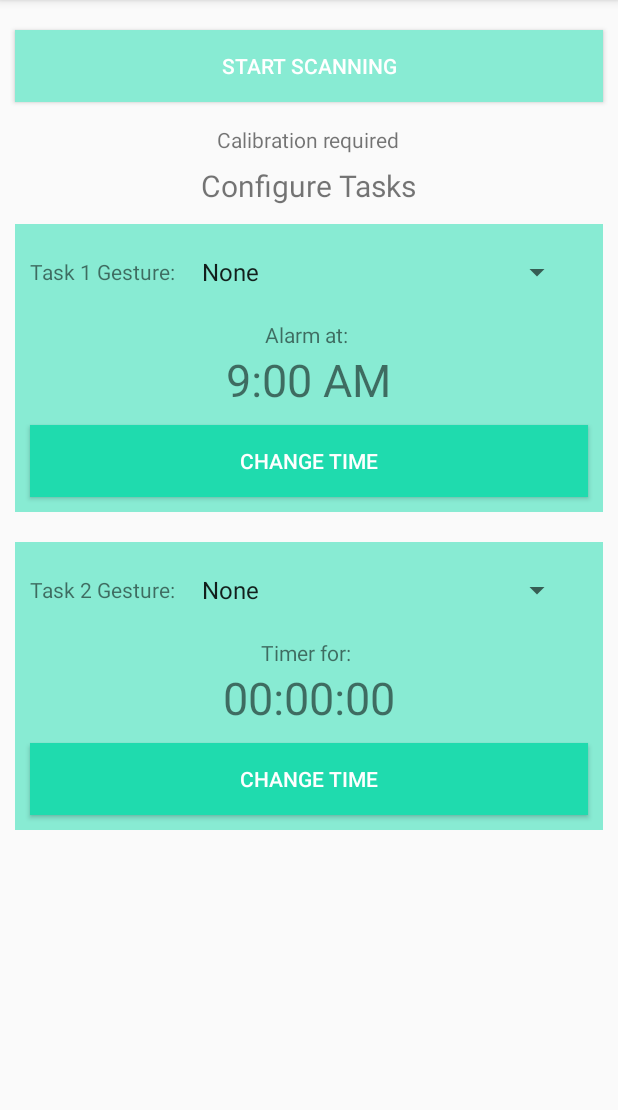
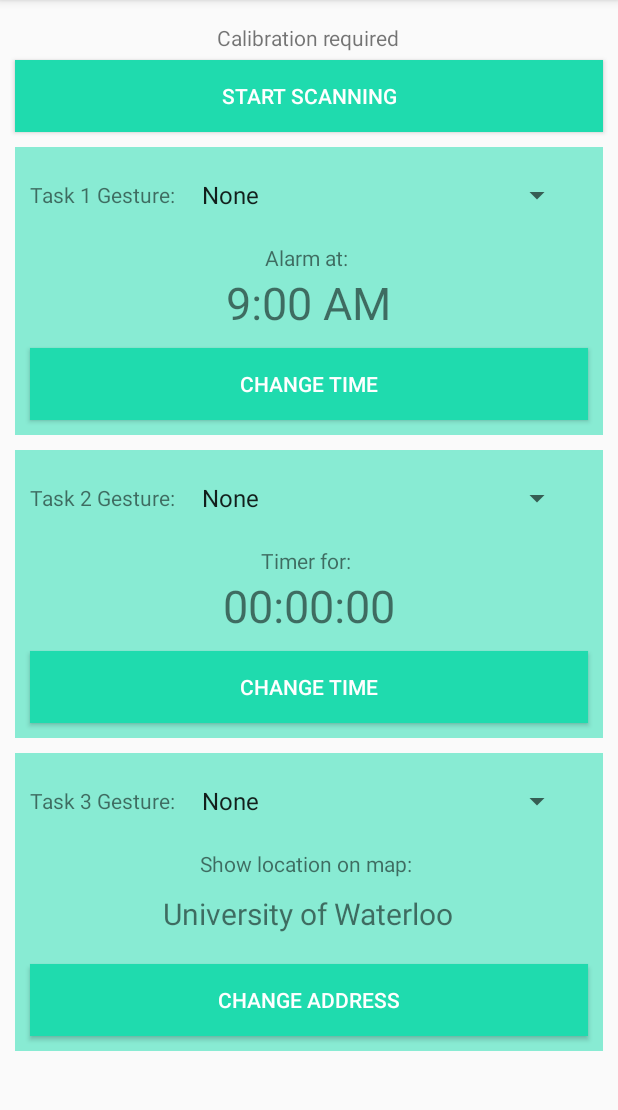
Before and after one commit to piezosaurus/MacroSnapApp, an Android app: the screen it shows after launch (MainActivity), on a phone screen of 412 x 824 dp, the part 84-1194 px from its top. Run offline under Robolectric (Android 15) with nearby library versions, the phone set to English and light mode, and no system bars; libraries missing offline, so code that uses them is left out: smile.classification, smile.data, smile.math, smile.math.kernel, smile.validation and 1 more.

Commit message:
task ui done

```diff
--- a/app/src/main/java/com/piezosaurus/macrosnap/ScannerFragment.kt
+++ b/app/src/main/java/com/piezosaurus/macrosnap/ScannerFragment.kt
@@ -13,28 +13,19 @@ import android.util.Log
 import android.view.LayoutInflater
 import android.view.View
 import android.view.ViewGroup
-import android.widget.AdapterView
+import android.view.inputmethod.InputMethodManager
+import android.widget.*
 import android.widget.AdapterView.OnItemSelectedListener
-import android.widget.ArrayAdapter
-import android.widget.Button
-import android.widget.Spinner
-import android.widget.TextView
-import android.widget.TimePicker
 import androidx.fragment.app.Fragment
-import smile.classification.OneVersusRest
-import smile.classification.ovr
-import smile.classification.svm
-import java.util.*
-
-import java.io.*
 import smile.*
+import smile.classification.*
 import smile.data.*
-import smile.classification.*
+import smile.math.MathEx.*
 import smile.math.kernel.*
 import smile.validation.*
-import smile.math.MathEx.*
-import smile.math.kernel.GaussianKernel
 import smile.validation.metric.Accuracy
+import java.io.*
+import java.util.*
 
 
 data class Dataset(val x: Array<DoubleArray>, val y: IntArray)
@@ -60,6 +51,9 @@ class ScannerFragment : Fragment() {
     private lateinit var timerTimePicker: MyTimePicker
     private lateinit var timerButton: Button
     private lateinit var spinner3: Spinner
+    private lateinit var addressText: TextView
+    private lateinit var addressEditText: EditText
+    private lateinit var addressButton: Button
     private lateinit var debugTextView: TextView
 
     private var btManager: BluetoothManager? = null
@@ -76,6 +70,7 @@ class ScannerFragment : Fragment() {
     private var timerMinute: Int = 0
     private var timerSecond: Int = 0
     private var gestureSelection3: Int = 0
+    private var address: String = ""
 
     // Calibration
     private var prevCalib: Int = 0
@@ -186,7 +181,7 @@ class ScannerFragment : Fragment() {
                 Log.e("MACROSNAP","Task 2 gesture $gestureSelection2")
             }
             override fun onNothingSelected(parent: AdapterView<*>?) {
-                gestureSelection1 = 0
+                gestureSelection2 = 0
             }
         })
         activity?.let {
@@ -216,6 +211,32 @@ class ScannerFragment : Fragment() {
         )
         timerButton.setOnClickListener { onTimerButtonClick() }
         // Task 3
+        spinner3 = view.findViewById(R.id.spinner3)
+        spinner3.onItemSelectedListener = (object : OnItemSelectedListener {
+            override fun onItemSelected(parent: AdapterView<*>?, view: View?, position: Int, id: Long) {
+                gestureSelection3 = position
+                Log.e("MACROSNAP","Task 3 gesture $gestureSelection3")
+            }
+            override fun onNothingSelected(parent: AdapterView<*>?) {
+                gestureSelection3 = 0
+            }
+        })
+        activity?.let {
+            ArrayAdapter.createFromResource(
+                it,
+                R.array.gesture_types,
+                android.R.layout.simple_spinner_item
+            ).also { adapter ->
+                // Specify the layout to use when the list of choices appears
+                adapter.setDropDownViewResource(android.R.layout.simple_spinner_dropdown_item)
+                // Apply the adapter to the spinner
+                spinner3.adapter = adapter
+            }
+        }
+        addressText = view.findViewById(R.id.address_text)
+        addressEditText = view.findViewById(R.id.addressEditText)
+        addressButton = view.findViewById(R.id.addressButton)
+        addressButton.setOnClickListener { onAddressButtonClick() }
     }
 
     private fun onStartScannerButtonClick() {
@@ -276,6 +297,26 @@ class ScannerFragment : Fragment() {
             timerText.visibility = View.VISIBLE
             timerTimePicker.visibility = View.GONE
             timerButton.setText("Change time")
+        }
+    }
+
+    private fun onAddressButtonClick() {
+        if (addressEditText.visibility == View.GONE) {
+            addressText.visibility = View.GONE
+            addressEditText.visibility = View.VISIBLE
+            addressButton.setText("Set address")
+        }
+        else {
+            if (addressEditText.text.isNotEmpty()) {
+                addressText.text = addressEditText.text.toString()
+                address = addressEditText.text.toString()
+            }
+            val imm: InputMethodManager =
+                this.context?.getSystemService(Context.INPUT_METHOD_SERVICE) as InputMethodManager
+            imm.hideSoftInputFromWindow(view?.windowToken, 0)
+            addressText.visibility = View.VISIBLE
+            addressEditText.visibility = View.GONE
+            addressButton.setText("Change address")
         }
     }
 
--- a/app/src/main/res/layout/fragment_scanner.xml
+++ b/app/src/main/res/layout/fragment_scanner.xml
@@ -1,5 +1,5 @@
 <?xml version="1.0" encoding="utf-8"?>
-<LinearLayout xmlns:android="http://schemas.android.com/apk/res/android"
+<ScrollView xmlns:android="http://schemas.android.com/apk/res/android"
     xmlns:tools="http://schemas.android.com/tools"
     android:layout_width="match_parent"
     android:layout_height="match_parent"
@@ -12,13 +12,22 @@
         android:layout_height="wrap_content"
         android:orientation="vertical">
 
+        <TextView
+            android:id="@+id/debug_status"
+            android:layout_width="wrap_content"
+            android:layout_height="wrap_content"
+            android:layout_gravity="center"
+            android:layout_margin="5dp"
+            android:text="" />
+
         <Button
             android:id="@+id/startButton"
             android:layout_width="match_parent"
             android:layout_height="wrap_content"
-            android:layout_margin="10dp"
+            android:layout_marginLeft="10dp"
+            android:layout_marginRight="10dp"
             android:layout_weight="1"
-            android:background="@color/colorPrimary"
+            android:background="@color/colorPrimaryDark"
             android:clickable="true"
             android:focusable="true"
             android:text="Start Scanning"
@@ -28,22 +37,15 @@
             android:id="@+id/stopButton"
             android:layout_width="match_parent"
             android:layout_height="wrap_content"
-            android:layout_margin="10dp"
+            android:layout_marginLeft="10dp"
+            android:layout_marginRight="10dp"
             android:layout_weight="1"
-            android:background="@color/colorPrimary"
+            android:background="@color/colorPrimaryDark"
             android:clickable="true"
             android:focusable="true"
             android:text="Stop Scanning"
             android:textColor="@color/white"
             android:visibility="gone" />
-
-        <TextView
-            android:id="@+id/debug_status"
-            android:layout_width="wrap_content"
-            android:layout_height="wrap_content"
-            android:layout_gravity="center"
-            android:layout_margin="5dp"
-            android:text="" />
 
         <ViewSwitcher
             android:id="@+id/viewSwitcher"
@@ -55,14 +57,6 @@
                 android:layout_width="match_parent"
                 android:layout_height="match_parent"
                 android:orientation="vertical">
-
-                <TextView
-                    android:layout_width="wrap_content"
-                    android:layout_height="wrap_content"
-                    android:layout_gravity="center"
-                    android:layout_margin="2dp"
-                    android:textSize="20sp"
-                    android:text="Configure Tasks" />
 
                 <LinearLayout
                     android:layout_width="fill_parent"
@@ -130,7 +124,8 @@
                     android:layout_height="wrap_content"
                     android:orientation="vertical"
                     android:background="@color/colorPrimary"
-                    android:layout_margin="10dp">
+                    android:layout_marginLeft="10dp"
+                    android:layout_marginRight="10dp">
 
                     <LinearLayout
                         android:layout_width="fill_parent"
@@ -187,6 +182,72 @@
 
                 </LinearLayout>
 
+                <LinearLayout
+                    android:layout_width="fill_parent"
+                    android:layout_height="wrap_content"
+                    android:orientation="vertical"
+                    android:background="@color/colorPrimary"
+                    android:layout_margin="10dp">
+
+                    <LinearLayout
+                        android:layout_width="fill_parent"
+                        android:layout_height="wrap_content"
+                        android:layout_margin="10dp"
+                        android:orientation="horizontal">
+                        <TextView
+                            android:layout_width="wrap_content"
+                            android:layout_height="wrap_content"
+                            android:layout_gravity="center"
+                            android:text="Task 3 Gesture:" />
+
+                        <Spinner
+                            android:id="@+id/spinner3"
+                            android:layout_width="match_parent"
+                            android:layout_height="wrap_content"
+                            android:layout_margin="10dp" />
+
+                    </LinearLayout>
+
+                    <TextView
+                        android:layout_width="wrap_content"
+                        android:layout_height="wrap_content"
+                        android:layout_gravity="center"
+                        android:text="Show location on map: " />
+
+                    <TextView
+                        android:id="@+id/address_text"
+                        android:layout_width="wrap_content"
+                        android:layout_height="wrap_content"
+                        android:layout_gravity="center"
+                        android:layout_margin="10dp"
+                        android:textSize="20sp"
+                        android:text="University of Waterloo"
+                         />
+
+                    <EditText
+                        android:id="@+id/addressEditText"
+                        android:layout_width="match_parent"
+                        android:layout_height="wrap_content"
+                        android:layout_centerInParent="true"
+                        android:layout_margin="10dp"
+                        android:textSize="20sp"
+                        android:hint="Enter address or location query"
+                        android:visibility="gone" />
+
+                    <Button
+                        android:id="@+id/addressButton"
+                        android:layout_width="match_parent"
+                        android:layout_height="wrap_content"
+                        android:layout_margin="10dp"
+                        android:layout_weight="1"
+                        android:background="@color/colorPrimaryDark"
+                        android:clickable="true"
+                        android:focusable="true"
+                        android:textColor="@color/white"
+                        android:text="Change address" />
+
+                </LinearLayout>
+
             </LinearLayout>
 
             <!-- 2nd View -->
@@ -201,4 +262,4 @@
 
     </LinearLayout>
 
-</LinearLayout>
+</ScrollView>
```
